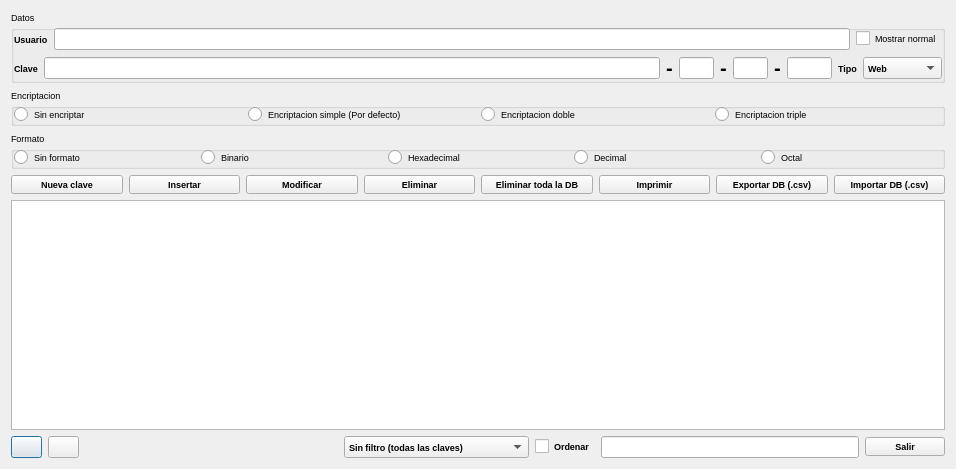
Before: the Qt Designer form dbclaves.ui in kapyderi/recoverdrake-v3, drawn with Qt 5.
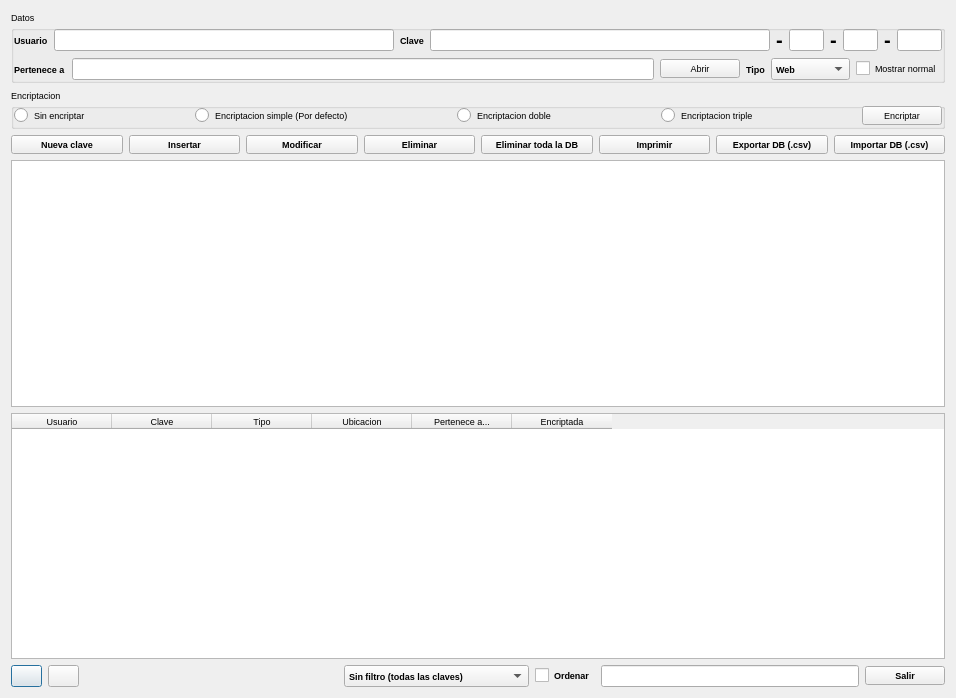
After: the same form once the commit is applied. Icons and pictures are not drawn.

Commit message: V3.146.89 - Bugs: Sqlite: Solucionado problema con la DB que comenzaba por defecto en actualización de paquete. V3.146.90 - Bugs: Conversores: Solucionado redondeo erroneo en la conversión global. V3.146.91 - Bugs: Sincrono: Solucionado error de modificacion de datos cuando se monta la unidad con diferente usuario. V3.147,91 - NUEVO: Conversores: Consumo de combustible. V3.148,91 - NUEVO: DB: Insercion de nuevos campos en la DB sqlite. V3.149,91 - NUEVO: DB: Insercion de nuevos campos en la DB sqlite.

The edit to the form file:
```diff
--- a/dbclaves.ui
+++ b/dbclaves.ui
@@ -7,7 +7,7 @@
     <x>0</x>
     <y>0</y>
     <width>956</width>
-    <height>469</height>
+    <height>698</height>
    </rect>
   </property>
   <property name="font">
@@ -40,6 +40,12 @@
         <iconset resource="recoverdrake.qrc">
          <normaloff>:/Imagenes/izquierda.jpeg</normaloff>:/Imagenes/izquierda.jpeg</iconset>
        </property>
+       <property name="iconSize">
+        <size>
+         <width>25</width>
+         <height>25</height>
+        </size>
+       </property>
       </widget>
      </item>
      <item row="0" column="1">
@@ -57,6 +63,12 @@
         <iconset resource="recoverdrake.qrc">
          <normaloff>:/Imagenes/derecha.jpeg</normaloff>:/Imagenes/derecha.jpeg</iconset>
        </property>
+       <property name="iconSize">
+        <size>
+         <width>25</width>
+         <height>25</height>
+        </size>
+       </property>
       </widget>
      </item>
      <item row="0" column="5">
@@ -93,6 +105,12 @@
         <iconset resource="recoverdrake.qrc">
          <normaloff>:/Imagenes/puerta.png</normaloff>:/Imagenes/puerta.png</iconset>
        </property>
+       <property name="iconSize">
+        <size>
+         <width>25</width>
+         <height>25</height>
+        </size>
+       </property>
       </widget>
      </item>
      <item row="0" column="3">
@@ -183,7 +201,7 @@
      </item>
     </layout>
    </item>
-   <item row="3" column="0" colspan="2">
+   <item row="2" column="0" colspan="2">
     <layout class="QGridLayout" name="gridLayout_4">
      <item row="0" column="0">
       <widget class="QPushButton" name="pushButton_6">
@@ -198,6 +216,12 @@
         <iconset resource="recoverdrake.qrc">
          <normaloff>:/Imagenes/pelis.png</normaloff>:/Imagenes/pelis.png</iconset>
        </property>
+       <property name="iconSize">
+        <size>
+         <width>25</width>
+         <height>25</height>
+        </size>
+       </property>
       </widget>
      </item>
      <item row="0" column="1">
@@ -213,6 +237,12 @@
         <iconset resource="recoverdrake.qrc">
          <normaloff>:/Imagenes/good.png</normaloff>:/Imagenes/good.png</iconset>
        </property>
+       <property name="iconSize">
+        <size>
+         <width>25</width>
+         <height>25</height>
+        </size>
+       </property>
       </widget>
      </item>
      <item row="0" column="2">
@@ -228,6 +258,12 @@
         <iconset resource="recoverdrake.qrc">
          <normaloff>:/Imagenes/sustituir.png</normaloff>:/Imagenes/sustituir.png</iconset>
        </property>
+       <property name="iconSize">
+        <size>
+         <width>25</width>
+         <height>25</height>
+        </size>
+       </property>
       </widget>
      </item>
      <item row="0" column="3">
@@ -243,6 +279,12 @@
         <iconset resource="recoverdrake.qrc">
          <normaloff>:/Imagenes/bad.png</normaloff>:/Imagenes/bad.png</iconset>
        </property>
+       <property name="iconSize">
+        <size>
+         <width>25</width>
+         <height>25</height>
+        </size>
+       </property>
       </widget>
      </item>
      <item row="0" column="4">
@@ -258,6 +300,12 @@
         <iconset resource="recoverdrake.qrc">
          <normaloff>:/Imagenes/Error.png</normaloff>:/Imagenes/Error.png</iconset>
        </property>
+       <property name="iconSize">
+        <size>
+         <width>25</width>
+         <height>25</height>
+        </size>
+       </property>
       </widget>
      </item>
      <item row="0" column="5">
@@ -276,6 +324,12 @@
         <iconset resource="recoverdrake.qrc">
          <normaloff>:/Imagenes/impresora.png</normaloff>:/Imagenes/impresora.png</iconset>
        </property>
+       <property name="iconSize">
+        <size>
+         <width>25</width>
+         <height>25</height>
+        </size>
+       </property>
       </widget>
      </item>
      <item row="0" column="6">
@@ -291,6 +345,12 @@
         <iconset resource="recoverdrake.qrc">
          <normaloff>:/Imagenes/guardar.png</normaloff>:/Imagenes/guardar.png</iconset>
        </property>
+       <property name="iconSize">
+        <size>
+         <width>25</width>
+         <height>25</height>
+        </size>
+       </property>
       </widget>
      </item>
      <item row="0" column="7">
@@ -306,6 +366,12 @@
         <iconset resource="recoverdrake.qrc">
          <normaloff>:/Imagenes/Correcto.png</normaloff>:/Imagenes/Correcto.png</iconset>
        </property>
+       <property name="iconSize">
+        <size>
+         <width>25</width>
+         <height>25</height>
+        </size>
+       </property>
       </widget>
      </item>
     </layout>
@@ -340,31 +406,100 @@
         </property>
        </widget>
       </item>
-      <item row="0" column="2">
+      <item row="0" column="4">
        <widget class="QRadioButton" name="radioButton_3">
         <property name="text">
          <string>Encriptacion doble</string>
         </property>
        </widget>
       </item>
-      <item row="0" column="1">
+      <item row="0" column="2">
        <widget class="QRadioButton" name="radioButton_2">
         <property name="text">
          <string>Encriptacion simple (Por defecto)</string>
         </property>
        </widget>
       </item>
-      <item row="0" column="3">
+      <item row="0" column="6">
        <widget class="QRadioButton" name="radioButton_4">
         <property name="text">
          <string>Encriptacion triple</string>
         </property>
        </widget>
       </item>
+      <item row="0" column="3">
+       <spacer name="horizontalSpacer_4">
+        <property name="orientation">
+         <enum>Qt::Horizontal</enum>
+        </property>
+        <property name="sizeHint" stdset="0">
+         <size>
+          <width>40</width>
+          <height>20</height>
+         </size>
+        </property>
+       </spacer>
+      </item>
+      <item row="0" column="7">
+       <spacer name="horizontalSpacer_3">
+        <property name="orientation">
+         <enum>Qt::Horizontal</enum>
+        </property>
+        <property name="sizeHint" stdset="0">
+         <size>
+          <width>40</width>
+          <height>20</height>
+         </size>
+        </property>
+       </spacer>
+      </item>
+      <item row="0" column="8">
+       <widget class="QPushButton" name="pushButton_13">
+        <property name="text">
+         <string>Encriptar</string>
+        </property>
+        <property name="icon">
+         <iconset resource="recoverdrake.qrc">
+          <normaloff>:/Imagenes/Fondo.png</normaloff>:/Imagenes/Fondo.png</iconset>
+        </property>
+        <property name="iconSize">
+         <size>
+          <width>25</width>
+          <height>25</height>
+         </size>
+        </property>
+       </widget>
+      </item>
+      <item row="0" column="1">
+       <spacer name="horizontalSpacer_2">
+        <property name="orientation">
+         <enum>Qt::Horizontal</enum>
+        </property>
+        <property name="sizeHint" stdset="0">
+         <size>
+          <width>40</width>
+          <height>20</height>
+         </size>
+        </property>
+       </spacer>
+      </item>
+      <item row="0" column="5">
+       <spacer name="horizontalSpacer_5">
+        <property name="orientation">
+         <enum>Qt::Horizontal</enum>
+        </property>
+        <property name="sizeHint" stdset="0">
+         <size>
+          <width>40</width>
+          <height>20</height>
+         </size>
+        </property>
+       </spacer>
+      </item>
      </layout>
     </widget>
    </item>
-   <item row="4" column="0" colspan="2">
+   <item row="3" column="0" colspan="2">
     <widget class="QTableView" name="tableView">
      <property name="styleSheet">
       <string notr="true">font: 7pt &quot;Sans Serif&quot;;
@@ -384,73 +519,12 @@
      </property>
     </widget>
    </item>
-   <item row="2" column="0" colspan="2">
-    <widget class="QGroupBox" name="groupBox_2">
-     <property name="font">
-      <font>
-       <pointsize>7</pointsize>
-      </font>
-     </property>
-     <property name="title">
-      <string>Formato</string>
-     </property>
-     <layout class="QGridLayout" name="gridLayout_7">
-      <property name="leftMargin">
-       <number>0</number>
-      </property>
-      <property name="topMargin">
-       <number>0</number>
-      </property>
-      <property name="rightMargin">
-       <number>0</number>
-      </property>
-      <property name="bottomMargin">
-       <number>0</number>
-      </property>
-      <item row="0" column="2">
-       <widget class="QRadioButton" name="radioButton_6">
-        <property name="text">
-         <string>Hexadecimal</string>
-        </property>
-       </widget>
-      </item>
-      <item row="0" column="4">
-       <widget class="QRadioButton" name="radioButton_8">
-        <property name="text">
-         <string>Octal</string>
-        </property>
-       </widget>
-      </item>
-      <item row="0" column="3">
-       <widget class="QRadioButton" name="radioButton_7">
-        <property name="text">
-         <string>Decimal</string>
-        </property>
-       </widget>
-      </item>
-      <item row="0" column="1">
-       <widget class="QRadioButton" name="radioButton_5">
-        <property name="text">
-         <string>Binario</string>
-        </property>
-       </widget>
-      </item>
-      <item row="0" column="0">
-       <widget class="QRadioButton" name="radioButton_9">
-        <property name="text">
-         <string>Sin formato</string>
-        </property>
-       </widget>
-      </item>
-     </layout>
-    </widget>
-   </item>
    <item row="0" column="0" colspan="2">
     <widget class="QGroupBox" name="groupBox_3">
      <property name="title">
       <string>Datos</string>
      </property>
-     <layout class="QGridLayout" name="gridLayout_6">
+     <layout class="QGridLayout" name="gridLayout_9">
       <property name="leftMargin">
        <number>0</number>
       </property>
@@ -465,6 +539,34 @@
       </property>
       <item row="0" column="0">
        <layout class="QGridLayout" name="gridLayout_2">
+        <item row="0" column="11">
+         <widget class="QLabel" name="label_6">
+          <property name="font">
+           <font>
+            <pointsize>15</pointsize>
+            <weight>75</weight>
+            <bold>true</bold>
+           </font>
+          </property>
+          <property name="text">
+           <string>-</string>
+          </property>
+         </widget>
+        </item>
+        <item row="0" column="4">
+         <widget class="QLabel" name="label_4">
+          <property name="font">
+           <font>
+            <pointsize>15</pointsize>
+            <weight>75</weight>
+            <bold>true</bold>
+           </font>
+          </property>
+          <property name="text">
+           <string>-</string>
+          </property>
+         </widget>
+        </item>
         <item row="0" column="0">
          <widget class="QLabel" name="label">
           <property name="font">
@@ -490,18 +592,116 @@
           </property>
          </widget>
         </item>
+        <item row="0" column="3">
+         <widget class="QLineEdit" name="lineEdit_2">
+          <property name="font">
+           <font>
+            <pointsize>7</pointsize>
+            <weight>75</weight>
+            <bold>true</bold>
+           </font>
+          </property>
+         </widget>
+        </item>
+        <item row="0" column="5">
+         <widget class="QLineEdit" name="lineEdit_3">
+          <property name="minimumSize">
+           <size>
+            <width>35</width>
+            <height>0</height>
+           </size>
+          </property>
+          <property name="maximumSize">
+           <size>
+            <width>35</width>
+            <height>16777215</height>
+           </size>
+          </property>
+          <property name="alignment">
+           <set>Qt::AlignCenter</set>
+          </property>
+          <property name="readOnly">
+           <bool>true</bool>
+          </property>
+         </widget>
+        </item>
         <item row="0" column="2">
-         <widget class="QCheckBox" name="checkBox">
+         <widget class="QLabel" name="label_2">
+          <property name="font">
+           <font>
+            <pointsize>7</pointsize>
+            <weight>75</weight>
+            <bold>true</bold>
+           </font>
+          </property>
           <property name="text">
-           <string>Mostrar normal</string>
+           <string>Clave</string>
+          </property>
+         </widget>
+        </item>
+        <item row="0" column="6">
+         <widget class="QLabel" name="label_5">
+          <property name="font">
+           <font>
+            <pointsize>15</pointsize>
+            <weight>75</weight>
+            <bold>true</bold>
+           </font>
+          </property>
+          <property name="text">
+           <string>-</string>
+          </property>
+         </widget>
+        </item>
+        <item row="0" column="10">
+         <widget class="QLineEdit" name="lineEdit_4">
+          <property name="minimumSize">
+           <size>
+            <width>35</width>
+            <height>0</height>
+           </size>
+          </property>
+          <property name="maximumSize">
+           <size>
+            <width>35</width>
+            <height>16777215</height>
+           </size>
+          </property>
+          <property name="alignment">
+           <set>Qt::AlignCenter</set>
+          </property>
+          <property name="readOnly">
+           <bool>true</bool>
+          </property>
+         </widget>
+        </item>
+        <item row="0" column="12">
+         <widget class="QLineEdit" name="lineEdit_5">
+          <property name="minimumSize">
+           <size>
+            <width>45</width>
+            <height>0</height>
+           </size>
+          </property>
+          <property name="maximumSize">
+           <size>
+            <width>45</width>
+            <height>16777215</height>
+           </size>
+          </property>
+          <property name="alignment">
+           <set>Qt::AlignCenter</set>
+          </property>
+          <property name="readOnly">
+           <bool>true</bool>
           </property>
          </widget>
         </item>
        </layout>
       </item>
       <item row="1" column="0">
-       <layout class="QGridLayout" name="gridLayout_3">
-        <item row="0" column="9">
+       <layout class="QGridLayout" name="gridLayout_6">
+        <item row="0" column="4">
          <widget class="QComboBox" name="comboBox_2">
           <property name="font">
            <font>
@@ -542,32 +742,23 @@
           </item>
          </widget>
         </item>
-        <item row="0" column="1">
-         <widget class="QLineEdit" name="lineEdit_2">
-          <property name="font">
-           <font>
-            <pointsize>7</pointsize>
-            <weight>75</weight>
-            <bold>true</bold>
-           </font>
-          </property>
-         </widget>
-        </item>
         <item row="0" column="0">
-         <widget class="QLabel" name="label_2">
+         <widget class="QLabel" name="label_7">
           <property name="font">
            <font>
-            <pointsize>7</pointsize>
             <weight>75</weight>
             <bold>true</bold>
            </font>
           </property>
           <property name="text">
-           <string>Clave</string>
+           <string>Pertenece a</string>
           </property>
          </widget>
         </item>
-        <item row="0" column="8">
+        <item row="0" column="1">
+         <widget class="QLineEdit" name="lineEdit_6"/>
+        </item>
+        <item row="0" column="3">
          <widget class="QLabel" name="label_3">
           <property name="font">
            <font>
@@ -581,111 +772,27 @@
           </property>
          </widget>
         </item>
-        <item row="0" column="5">
-         <widget class="QLineEdit" name="lineEdit_4">
-          <property name="minimumSize">
-           <size>
-            <width>35</width>
-            <height>0</height>
-           </size>
-          </property>
-          <property name="maximumSize">
-           <size>
-            <width>35</width>
-            <height>16777215</height>
-           </size>
-          </property>
-          <property name="alignment">
-           <set>Qt::AlignCenter</set>
-          </property>
-          <property name="readOnly">
-           <bool>true</bool>
-          </property>
-         </widget>
-        </item>
-        <item row="0" column="4">
-         <widget class="QLabel" name="label_5">
-          <property name="font">
-           <font>
-            <pointsize>15</pointsize>
-            <weight>75</weight>
-            <bold>true</bold>
-           </font>
-          </property>
-          <property name="text">
-           <string>-</string>
-          </property>
-         </widget>
-        </item>
-        <item row="0" column="6">
-         <widget class="QLabel" name="label_6">
-          <property name="font">
-           <font>
-            <pointsize>15</pointsize>
-            <weight>75</weight>
-            <bold>true</bold>
-           </font>
-          </property>
-          <property name="text">
-           <string>-</string>
-          </property>
-         </widget>
-        </item>
-        <item row="0" column="2">
-         <widget class="QLabel" name="label_4">
-          <property name="font">
-           <font>
-            <pointsize>15</pointsize>
-            <weight>75</weight>
-            <bold>true</bold>
-           </font>
-          </property>
-          <property name="text">
-           <string>-</string>
-          </property>
-         </widget>
-        </item>
-        <item row="0" column="3">
-         <widget class="QLineEdit" name="lineEdit_3">
-          <property name="minimumSize">
-           <size>
-            <width>35</width>
-            <height>0</height>
-           </size>
-          </property>
-          <property name="maximumSize">
-           <size>
-            <width>35</width>
-            <height>16777215</height>
-           </size>
-          </property>
-          <property name="alignment">
-           <set>Qt::AlignCenter</set>
-          </property>
-          <property name="readOnly">
-           <bool>true</bool>
-          </property>
-         </widget>
-        </item>
         <item row="0" column="7">
-         <widget class="QLineEdit" name="lineEdit_5">
-          <property name="minimumSize">
-           <size>
-            <width>45</width>
-            <height>0</height>
-           </size>
+         <widget class="QCheckBox" name="checkBox">
+          <property name="text">
+           <string>Mostrar normal</string>
           </property>
-          <property name="maximumSize">
-           <size>
-            <width>45</width>
-            <height>16777215</height>
-           </size>
+         </widget>
+        </item>
+        <item row="0" column="2">
+         <widget class="QPushButton" name="pushButton_10">
+          <property name="text">
+           <string>Abrir</string>
           </property>
-          <property name="alignment">
-           <set>Qt::AlignCenter</set>
+          <property name="icon">
+           <iconset resource="recoverdrake.qrc">
+            <normaloff>:/Imagenes/firefox.png</normaloff>:/Imagenes/firefox.png</iconset>
           </property>
-          <property name="readOnly">
-           <bool>true</bool>
+          <property name="iconSize">
+           <size>
+            <width>25</width>
+            <height>25</height>
+           </size>
           </property>
          </widget>
         </item>
@@ -694,6 +801,46 @@
      </layout>
     </widget>
    </item>
+   <item row="4" column="0" colspan="2">
+    <widget class="QTableWidget" name="tableWidget">
+     <property name="editTriggers">
+      <set>QAbstractItemView::NoEditTriggers</set>
+     </property>
+     <property name="alternatingRowColors">
+      <bool>true</bool>
+     </property>
+     <column>
+      <property name="text">
+       <string>Usuario</string>
+      </property>
+     </column>
+     <column>
+      <property name="text">
+       <string>Clave</string>
+      </property>
+     </column>
+     <column>
+      <property name="text">
+       <string>Tipo</string>
+      </property>
+     </column>
+     <column>
+      <property name="text">
+       <string>Ubicacion</string>
+      </property>
+     </column>
+     <column>
+      <property name="text">
+       <string>Pertenece a...</string>
+      </property>
+     </column>
+     <column>
+      <property name="text">
+       <string>Encriptada</string>
+      </property>
+     </column>
+    </widget>
+   </item>
   </layout>
  </widget>
  <resources>
```
The commit also changes 27 other files.
